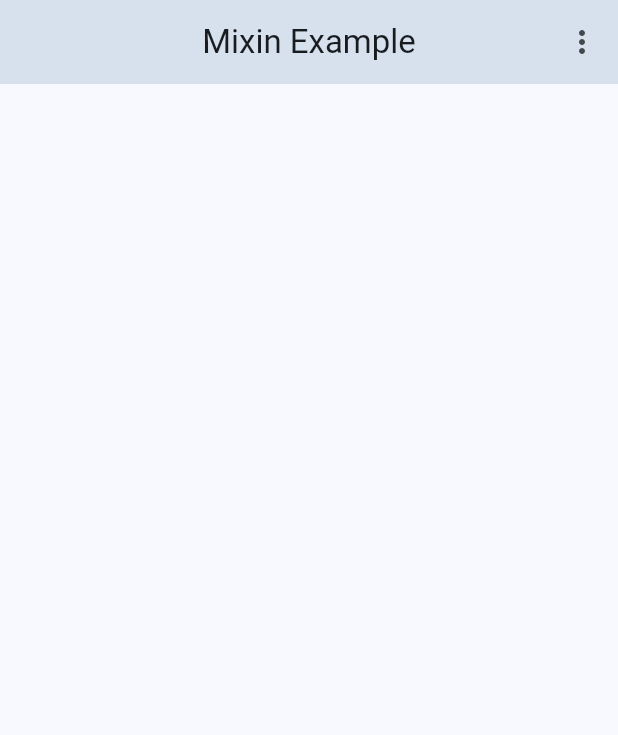
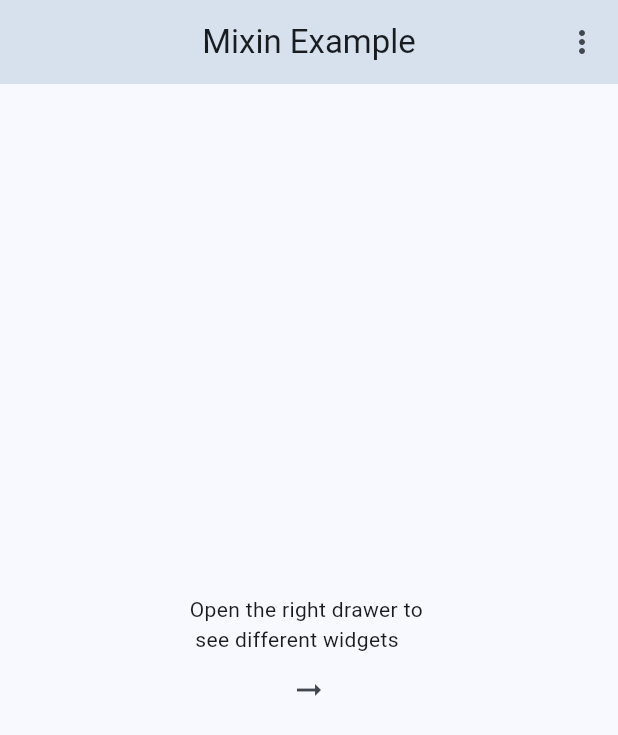
Before and after one commit to priya31-prog/flutter_practice, a Flutter app: the screen it shows after launch, on a phone screen of 412 x 824 dp. Shown: the top 735 px of the screen. Run offline on Flutter 3.47's test engine with Material 3 defaults, Android fonts, the phone set to English and light mode, and no system bars.

Commit message:
completed before state management

```diff
--- a/isolates_mixins/lib/mixins/left_drawer_menu.dart
+++ b/isolates_mixins/lib/mixins/left_drawer_menu.dart
@@ -22,7 +22,18 @@ mixin DrawerMixin {
         ),
 
         ListTile(
-          title: textIconButton(icon: Icons.onetwothree, text: 'Hero Widget'),
+          title: Row(
+            mainAxisAlignment: MainAxisAlignment.spaceBetween,
+            children: [
+              textIconButton(icon: Icons.onetwothree, text: 'Hero Widget'),
+              IconButton(
+                onPressed: () {
+                  // use river pod to handle state management here..
+                },
+                icon: Icon(Icons.arrow_drop_down),
+              ),
+            ],
+          ),
           subtitle: Container(
             height: MediaQuery.of(context).size.height * 0.18,
             padding: const EdgeInsets.only(left: 25, top: 15),
@@ -68,10 +79,6 @@ mixin DrawerMixin {
             //     ),
             //   ],
             // ),
-          ),
-          trailing: IconButton(
-            onPressed: () {},
-            icon: Icon(Icons.arrow_downward),
           ),
         ),
         ListTile(
--- a/isolates_mixins/lib/mixins/mixin_main.dart
+++ b/isolates_mixins/lib/mixins/mixin_main.dart
@@ -2,7 +2,7 @@ import 'package:flutter/material.dart';
 import 'package:isolates_mixins/mixins/left_drawer_menu.dart';
 
 class CustomWidget extends StatelessWidget with DrawerMixin {
-  const CustomWidget({super.key});
+  CustomWidget({super.key});
 
   @override
   Widget build(BuildContext context) {
@@ -30,9 +30,20 @@ class CustomWidget extends StatelessWidget with DrawerMixin {
         ],
         backgroundColor: Theme.of(context).primaryColor.withAlpha(40),
       ),
-      body: Column(children: [
-
-        ],
+      body: Center(
+        child: Column(
+          mainAxisAlignment: MainAxisAlignment.center,
+          crossAxisAlignment: CrossAxisAlignment.center,
+          children: [
+            Text('Open the right drawer to \n see different widgets'),
+            IconButton(
+              icon: Icon(Icons.arrow_right_alt_outlined),
+              onPressed: () {
+                // Scaffold.of(context).openEndDrawer();
+              },
+            ),
+          ],
+        ),
       ),
     );
   }
```
